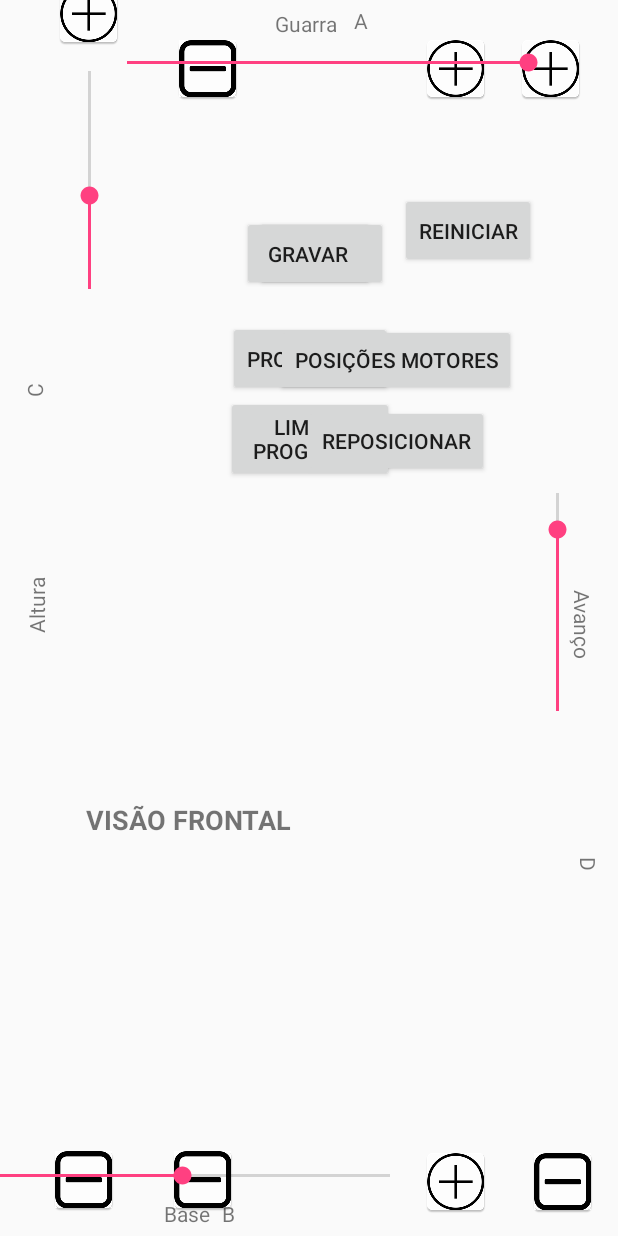
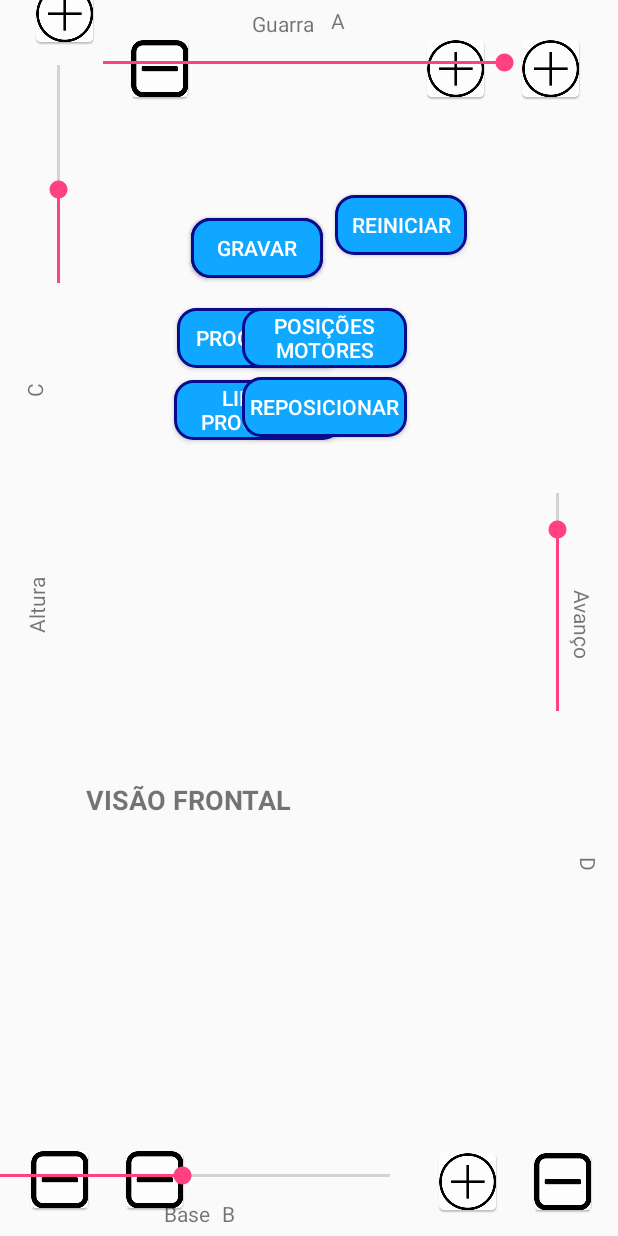
Before and after one commit to felipesilva543/RobNasEscolasQXD, an Android app: the layout activity_joystickk.xml on its own in the app's theme, with its tools: preview values and no code run, on a phone screen of 412 x 824 dp. Run offline under Robolectric (Android 15) with nearby library versions, the phone set to English and light mode, and no system bars.

Commit message:
Criação da buttonshape para layout dos botoes

```diff
--- /dev/null
+++ b/app/src/main/res/drawable/buttonshape.xml
@@ -0,0 +1,14 @@
+<?xml version="1.0" encoding="utf-8"?>
+<shape xmlns:android="http://schemas.android.com/apk/res/android" android:shape="rectangle" >
+
+    <corners
+        android:radius="12dp"
+        />
+    <solid
+        android:color="#0FA7FF"
+        />
+    <stroke
+        android:width="2dp"
+        android:color="#0A0A8C"
+        />
+</shape>
--- a/app/src/main/res/layout/activity_joystickk.xml
+++ b/app/src/main/res/layout/activity_joystickk.xml
@@ -17,8 +17,7 @@
         android:layout_alignParentLeft="true"
         android:layout_alignParentStart="true"
         android:layout_alignParentTop="true"
-        android:layout_marginBottom="0dp"
-        android:layout_marginLeft="38dp"
+        android:layout_marginLeft="22dp"
         android:layout_marginRight="8dp"
         android:src="@mipmap/ic_launcher"
         app:layout_constraintBottom_toBottomOf="@+id/button_less_c"
@@ -33,8 +32,7 @@
         android:layout_alignParentLeft="true"
         android:layout_alignParentStart="true"
         android:layout_alignParentTop="true"
-        android:layout_marginLeft="38dp"
-        android:layout_marginTop="0dp"
+        android:layout_marginLeft="22dp"
         android:src="@mipmap/ic_launcher"
         app:layout_constraintLeft_toRightOf="@+id/button_more_c"
         app:layout_constraintTop_toTopOf="@+id/button_more_garra" />
@@ -73,8 +71,7 @@
         android:layout_alignLeft="@+id/button_more_c"
         android:layout_alignStart="@+id/button_more_c"
         android:layout_marginBottom="16dp"
-        android:layout_marginLeft="32dp"
-        android:layout_marginRight="0dp"
+        android:layout_marginLeft="16dp"
         android:layout_marginTop="8dp"
         android:src="@mipmap/ic_launcher"
         app:layout_constraintBottom_toBottomOf="parent"
@@ -119,21 +116,25 @@
         android:layout_alignLeft="@+id/button_more_d"
         android:layout_alignStart="@+id/button_more_d"
         android:layout_marginBottom="-1dp"
-        android:layout_marginLeft="0dp"
+        android:layout_marginEnd="22dp"
+        android:layout_marginRight="22dp"
         android:src="@mipmap/button_more"
         app:layout_constraintBottom_toBottomOf="@+id/button_less_base"
+        app:layout_constraintEnd_toStartOf="@+id/button_less_d"
         app:layout_constraintLeft_toLeftOf="@+id/button_more_garra" />
 
     <Button
         android:id="@+id/programar"
-        android:layout_width="wrap_content"
-        android:layout_height="50dp"
+        android:layout_width="110dp"
+        android:layout_height="40dp"
         android:layout_centerHorizontal="true"
         android:layout_centerVertical="true"
         android:layout_marginLeft="8dp"
         android:layout_marginStart="8dp"
         android:layout_marginTop="20dp"
+        android:background="@drawable/buttonshape"
         android:text="Programar"
+        android:textColor="#FFFFFF"
         app:layout_constraintEnd_toEndOf="@+id/butao_gravar"
         app:layout_constraintHorizontal_bias="0.586"
         app:layout_constraintStart_toStartOf="@+id/butao_gravar"
@@ -142,15 +143,15 @@
     <Button
         android:id="@+id/butao_play"
         android:layout_width="wrap_content"
-        android:layout_height="50dp"
+        android:layout_height="40dp"
         android:layout_alignLeft="@+id/seekbar_garra"
         android:layout_alignStart="@+id/seekbar_garra"
         android:layout_below="@+id/seekbar_garra"
-        android:layout_marginEnd="8dp"
-        android:layout_marginLeft="8dp"
-        android:layout_marginRight="8dp"
+        android:layout_marginLeft="16dp"
         android:layout_marginTop="8dp"
+        android:background="@drawable/buttonshape"
         android:text="Play"
+        android:textColor="#FFFFFF"
         app:layout_constraintBottom_toBottomOf="@+id/butao_gravar"
         app:layout_constraintEnd_toStartOf="@+id/butao_reset"
         app:layout_constraintLeft_toRightOf="@+id/butao_gravar"
@@ -160,20 +161,28 @@
     <Button
         android:id="@+id/butao_reset"
         android:layout_width="wrap_content"
-        android:layout_height="50dp"
+        android:layout_height="40dp"
         android:layout_above="@+id/seekbar_base"
         android:layout_alignLeft="@+id/butao_play"
         android:layout_alignStart="@+id/butao_play"
+        android:layout_marginBottom="8dp"
+        android:layout_marginLeft="8dp"
         android:layout_marginRight="-74dp"
+        android:layout_marginStart="8dp"
         android:layout_marginTop="-15dp"
+        android:background="@drawable/buttonshape"
+        android:textColor="#FFFFFF"
         android:text="Reiniciar"
+        app:layout_constraintBottom_toBottomOf="@+id/butao_play"
         app:layout_constraintRight_toLeftOf="@+id/button_more_garra"
-        app:layout_constraintTop_toTopOf="@+id/butao_play" />
+        app:layout_constraintStart_toEndOf="@+id/butao_play"
+        app:layout_constraintTop_toTopOf="@+id/butao_play"
+        app:layout_constraintVertical_bias="0.0" />
 
     <Button
         android:id="@+id/butao_gravar"
         android:layout_width="wrap_content"
-        android:layout_height="50dp"
+        android:layout_height="40dp"
         android:layout_alignBaseline="@+id/butao_play"
         android:layout_alignBottom="@+id/butao_play"
         android:layout_alignLeft="@+id/butao_limpa"
@@ -181,7 +190,9 @@
         android:layout_marginBottom="100dp"
         android:layout_marginRight="8dp"
         android:layout_marginTop="8dp"
+        android:background="@drawable/buttonshape"
         android:text="Gravar"
+        android:textColor="#FFFFFF"
         app:layout_constraintBottom_toBottomOf="parent"
         app:layout_constraintHorizontal_bias="0.173"
         app:layout_constraintLeft_toRightOf="@+id/button_less_garra"
@@ -192,16 +203,19 @@
     <Button
         android:id="@+id/butao_limpa"
         android:layout_width="112dp"
-        android:layout_height="57dp"
+        android:layout_height="40dp"
         android:layout_alignBaseline="@+id/butao_reset"
         android:layout_alignBottom="@+id/butao_reset"
         android:layout_marginLeft="8dp"
         android:layout_marginStart="8dp"
+        android:layout_marginTop="8dp"
         android:layout_toEndOf="@+id/butao_reset"
         android:layout_toRightOf="@+id/butao_reset"
+        android:background="@drawable/buttonshape"
         android:text="Limpar Programa"
+        android:textColor="#FFFFFF"
         app:layout_constraintEnd_toEndOf="@+id/programar"
-        app:layout_constraintHorizontal_bias="0.87"
+        app:layout_constraintHorizontal_bias="0.98"
         app:layout_constraintStart_toStartOf="@+id/programar"
         app:layout_constraintTop_toBottomOf="@+id/programar" />
 
@@ -263,8 +277,7 @@
         android:layout_alignParentEnd="true"
         android:layout_alignParentRight="true"
         android:layout_centerVertical="true"
-        android:layout_marginRight="11dp"
-        android:layout_marginTop="80dp"
+        android:layout_marginTop="76dp"
         android:max="70"
         android:progress="30"
         android:rotation="270"
@@ -292,8 +305,8 @@
         android:layout_height="19dp"
         android:layout_alignParentBottom="true"
         android:layout_centerHorizontal="true"
-        android:layout_marginLeft="8dp"
-        android:layout_marginRight="8dp"
+        android:layout_marginLeft="16dp"
+        android:layout_marginRight="16dp"
         android:layout_marginTop="8dp"
         android:max="180"
         android:progress="87"
@@ -385,30 +398,35 @@
 
     <Button
         android:id="@+id/frenteCosta"
-        android:layout_width="wrap_content"
-        android:layout_height="wrap_content"
+        android:layout_width="110dp"
+        android:layout_height="40dp"
         android:layout_marginEnd="8dp"
         android:layout_marginLeft="8dp"
         android:layout_marginRight="8dp"
         android:layout_marginStart="8dp"
         android:layout_marginTop="6dp"
+        android:background="@drawable/buttonshape"
         android:text="Reposicionar"
+        android:textColor="#FFFFFF"
         app:layout_constraintEnd_toEndOf="@+id/bPosicoes"
         app:layout_constraintStart_toStartOf="@+id/bPosicoes"
         app:layout_constraintTop_toBottomOf="@+id/bPosicoes" />
 
     <Button
         android:id="@+id/bPosicoes"
-        android:layout_width="wrap_content"
-        android:layout_height="wrap_content"
+        android:layout_width="110dp"
+        android:layout_height="40dp"
         android:layout_marginEnd="8dp"
         android:layout_marginLeft="8dp"
         android:layout_marginRight="8dp"
         android:layout_marginStart="8dp"
         android:layout_marginTop="8dp"
+        android:background="@drawable/buttonshape"
         android:text="Posições Motores"
-        app:layout_constraintBottom_toTopOf="@+id/butao_limpa"
+        android:textColor="#FFFFFF"
+        app:layout_constraintBottom_toBottomOf="@+id/programar"
         app:layout_constraintEnd_toEndOf="@+id/butao_reset"
+        app:layout_constraintHorizontal_bias="0.45"
         app:layout_constraintStart_toStartOf="@+id/butao_play"
         app:layout_constraintTop_toTopOf="@+id/programar"
         app:layout_constraintVertical_bias="1.0" />
```
Also changed, not shown: app/src/main/res/layout/content_tela_de_programacao.xml (+27 -9 lines).
